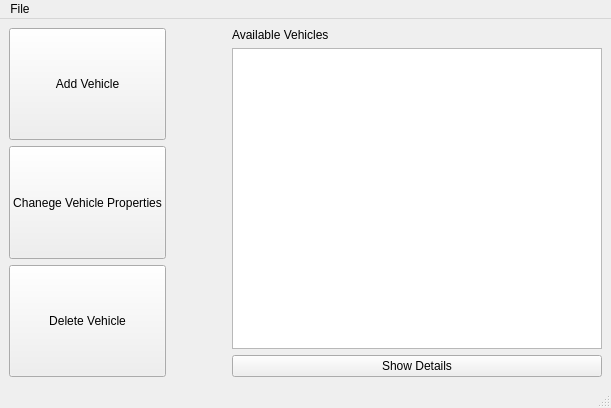
This is forms/mainwindow.ui in FiejdaszBartosz/car_dealership_project as Qt 5 draws it before an edit. The edited form follows.
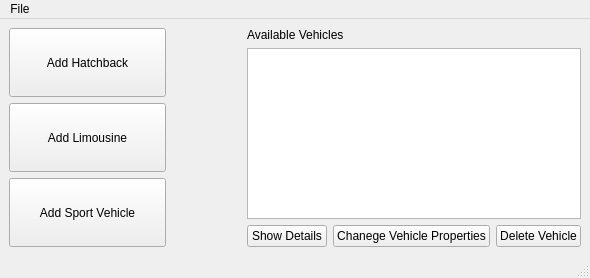
This is the edited form.

Commit message: Add MyException class, work on NewHatchbackForm, a little bug fixing

```diff
--- a/forms/mainwindow.ui
+++ b/forms/mainwindow.ui
@@ -6,53 +6,55 @@
    <rect>
     <x>0</x>
     <y>0</y>
-    <width>611</width>
-    <height>408</height>
+    <width>590</width>
+    <height>278</height>
    </rect>
   </property>
   <property name="windowTitle">
    <string>Control Panel</string>
   </property>
   <widget class="QWidget" name="centralwidget">
-   <layout class="QHBoxLayout" name="horizontalLayout">
+   <layout class="QHBoxLayout" name="horizontalLayout_3">
+    <item>
+     <layout class="QHBoxLayout" name="horizontalLayout_2">
     <item>
      <layout class="QVBoxLayout" name="verticalLayout_2">
       <item>
        <widget class="QPushButton" name="addButton">
         <property name="sizePolicy">
-         <sizepolicy hsizetype="Preferred" vsizetype="Preferred">
-          <horstretch>0</horstretch>
+           <sizepolicy hsizetype="Expanding" vsizetype="Preferred">
+            <horstretch>50</horstretch>
           <verstretch>0</verstretch>
          </sizepolicy>
         </property>
         <property name="text">
-         <string>Add Vehicle</string>
+           <string>Add Hatchback</string>
         </property>
        </widget>
       </item>
       <item>
-       <widget class="QPushButton" name="changeButton">
+         <widget class="QPushButton" name="pushButton">
         <property name="sizePolicy">
-         <sizepolicy hsizetype="Preferred" vsizetype="Preferred">
-          <horstretch>0</horstretch>
+           <sizepolicy hsizetype="Expanding" vsizetype="Preferred">
+            <horstretch>50</horstretch>
           <verstretch>0</verstretch>
          </sizepolicy>
         </property>
         <property name="text">
-         <string>Chanege Vehicle Properties</string>
+           <string>Add Limousine</string>
         </property>
        </widget>
       </item>
       <item>
-       <widget class="QPushButton" name="deleteButton">
+         <widget class="QPushButton" name="pushButton_2">
         <property name="sizePolicy">
-         <sizepolicy hsizetype="Preferred" vsizetype="Preferred">
-          <horstretch>0</horstretch>
+           <sizepolicy hsizetype="Expanding" vsizetype="Preferred">
+            <horstretch>50</horstretch>
           <verstretch>0</verstretch>
          </sizepolicy>
         </property>
         <property name="text">
-         <string>Delete Vehicle</string>
+           <string>Add Sport Vehicle</string>
         </property>
        </widget>
       </item>
@@ -68,7 +70,7 @@
       </property>
       <property name="sizeHint" stdset="0">
        <size>
-        <width>60</width>
+          <width>75</width>
         <height>20</height>
        </size>
       </property>
@@ -79,7 +81,7 @@
       <item>
        <widget class="QLabel" name="label">
         <property name="sizePolicy">
-         <sizepolicy hsizetype="Fixed" vsizetype="Fixed">
+           <sizepolicy hsizetype="Expanding" vsizetype="Fixed">
           <horstretch>0</horstretch>
           <verstretch>0</verstretch>
          </sizepolicy>
@@ -90,15 +92,60 @@
        </widget>
       </item>
       <item>
-       <widget class="QListWidget" name="listWidget"/>
-      </item>
+         <widget class="QListWidget" name="listWidget">
+          <property name="sizePolicy">
+           <sizepolicy hsizetype="Expanding" vsizetype="Expanding">
+            <horstretch>0</horstretch>
+            <verstretch>0</verstretch>
+           </sizepolicy>
+          </property>
+         </widget>
+        </item>
+        <item>
+         <layout class="QHBoxLayout" name="horizontalLayout">
       <item>
        <widget class="QPushButton" name="showDetails">
+            <property name="sizePolicy">
+             <sizepolicy hsizetype="Expanding" vsizetype="Fixed">
+              <horstretch>0</horstretch>
+              <verstretch>0</verstretch>
+             </sizepolicy>
+            </property>
         <property name="text">
          <string>Show Details</string>
         </property>
        </widget>
       </item>
+          <item>
+           <widget class="QPushButton" name="changeButton">
+            <property name="sizePolicy">
+             <sizepolicy hsizetype="Expanding" vsizetype="Fixed">
+              <horstretch>0</horstretch>
+              <verstretch>0</verstretch>
+             </sizepolicy>
+            </property>
+            <property name="text">
+             <string>Chanege Vehicle Properties</string>
+            </property>
+           </widget>
+          </item>
+          <item>
+           <widget class="QPushButton" name="deleteButton">
+            <property name="sizePolicy">
+             <sizepolicy hsizetype="Expanding" vsizetype="Fixed">
+              <horstretch>0</horstretch>
+              <verstretch>0</verstretch>
+             </sizepolicy>
+            </property>
+            <property name="text">
+             <string>Delete Vehicle</string>
+            </property>
+           </widget>
+          </item>
+         </layout>
+        </item>
+       </layout>
+      </item>
      </layout>
     </item>
    </layout>
@@ -108,7 +155,7 @@
     <rect>
      <x>0</x>
      <y>0</y>
-     <width>611</width>
+     <width>590</width>
      <height>21</height>
     </rect>
    </property>
```
Lines whose indentation alone changed are shown as unchanged. The commit also changes 11 other files.
